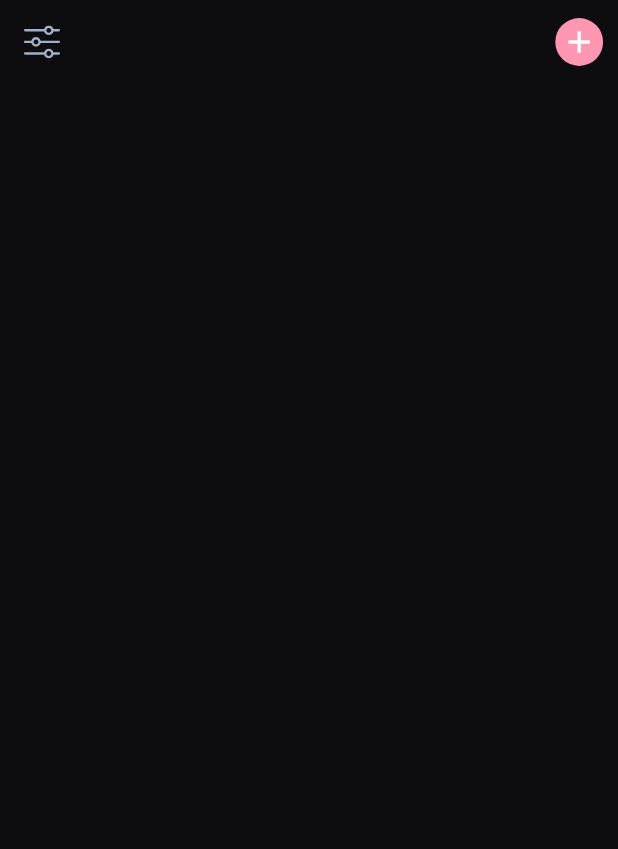
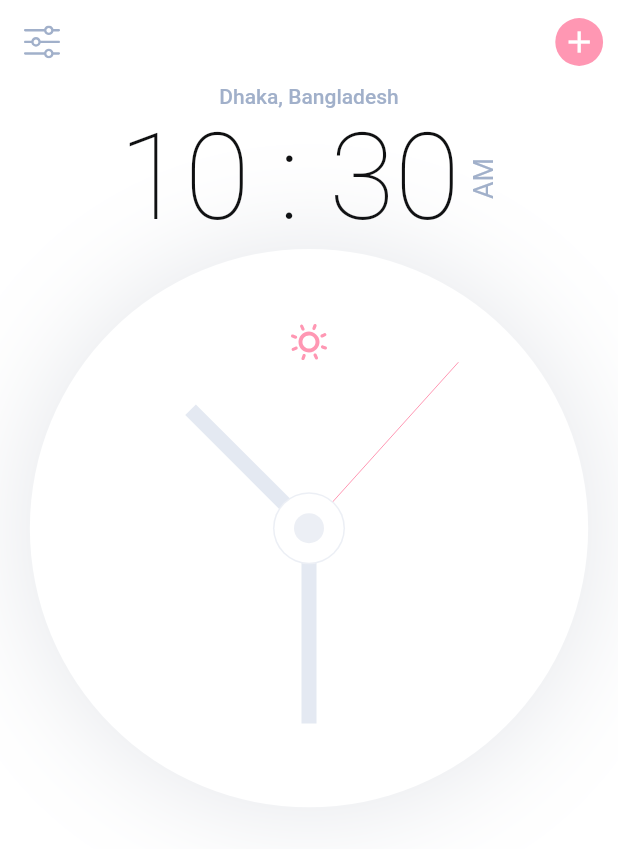
Before and after one commit to mahfuj-ahmed-jim/Analog-Clock---Flutter, a Flutter app: the screen it shows after launch, on a phone screen of 412 x 824 dp. Shown: the top 849 px of the screen. Run offline on Flutter 3.47's test engine with Material 2 defaults, Android fonts, the phone set to English and light mode, and no system bars; our stand-ins replace flutter_svg, google_fonts.

Commit message:
Analog Clock & Dark Mode

```diff
--- /dev/null
+++ b/lib/component/body.dart
@@ -0,0 +1,23 @@
+import 'package:flutter/material.dart';
+import 'component.dart';
+
+class Body extends StatelessWidget {
+  const Body({Key? key}) : super(key: key);
+
+  @override
+  Widget build(BuildContext context) {
+    return SizedBox(
+      width: double.infinity,
+      child: Column(
+        children: [
+          Text(
+            'Dhaka, Bangladesh',
+            style: Theme.of(context).textTheme.bodyText1,
+          ),
+          const Time(),
+          Clock(),
+        ],
+      ),
+    );
+  }
+}
--- /dev/null
+++ b/lib/component/clock.dart
@@ -0,0 +1,81 @@
+import 'dart:async';
+import 'dart:math';
+
+import 'package:analog_clock/component/component.dart';
+import 'package:analog_clock/constants/constants.dart';
+import 'package:analog_clock/models/models.dart';
+import 'package:analog_clock/size_config.dart';
+import 'package:flutter/material.dart';
+import 'package:flutter_svg/svg.dart';
+import 'package:provider/provider.dart';
+
+class Clock extends StatefulWidget {
+  const Clock({Key? key}) : super(key: key);
+
+  @override
+  _ClockState createState() => _ClockState();
+}
+
+class _ClockState extends State<Clock> {
+  DateTime dateTime = DateTime.now();
+
+  @override
+  void initState() {
+    super.initState();
+    // constantly update time
+    Timer.periodic(const Duration(seconds: 1), (timer) {
+      setState(() {
+        dateTime = DateTime.now();
+      });
+    });
+  }
+
+  @override
+  Widget build(BuildContext context) {
+    return Stack(children: [
+      Padding(
+        padding:
+            EdgeInsets.symmetric(horizontal: getProportionateScreenWidth(20)),
+        child: AspectRatio(
+          aspectRatio: 1,
+          child: Container(
+            decoration: BoxDecoration(
+              color: Theme.of(context).colorScheme.surface,
+              shape: BoxShape.circle,
+              boxShadow: [
+                BoxShadow(
+                  offset: const Offset(0, 0),
+                  color: kShadowColor.withOpacity(0.14),
+                  blurRadius: 64,
+                )
+              ],
+            ),
+            child: Transform.rotate(
+              angle: -pi / 2,
+              child: CustomPaint(
+                painter: ClockPainter(context, dateTime),
+              ),
+            ),
+          ),
+        ),
+      ),
+      Positioned(
+          top: 50,
+          right: 0,
+          left: 0,
+          child: Consumer<MyThemeModel>(
+            builder: (context, theme, child) => GestureDetector(
+              onTap: () => theme.changeTheme(),
+              child: SvgPicture.asset(
+                theme.isLightTheme
+                    ? 'assets/icons/Sun.svg'
+                    : 'assets/icons/Moon.svg',
+                height: 24,
+                width: 24,
+                color: Theme.of(context).primaryColor,
+              ),
+            ),
+          ))
+    ]);
+  }
+}
--- /dev/null
+++ b/lib/component/component.dart
@@ -0,0 +1,4 @@
+export 'body.dart';
+export 'time.dart';
+export 'clock_painter.dart';
+export 'clock.dart';
--- /dev/null
+++ b/lib/component/time.dart
@@ -0,0 +1,60 @@
+import 'dart:async';
+import 'package:analog_clock/size_config.dart';
+import 'package:flutter/material.dart';
+
+class Time extends StatefulWidget {
+  const Time({Key? key}) : super(key: key);
+
+  @override
+  _TimeState createState() => _TimeState();
+}
+
+class _TimeState extends State<Time> {
+  TimeOfDay time = TimeOfDay.now();
+  @override
+  void initState() {
+    super.initState();
+    // constantly update time
+    Timer.periodic(const Duration(seconds: 1), (timer) {
+      if (time.minute != TimeOfDay.now().minute) {
+        setState(() {
+          time = TimeOfDay.now();
+        });
+      }
+    });
+  }
+
+  @override
+  Widget build(BuildContext context) {
+    String period = time.period == DayPeriod.am ? 'AM' : 'PM';
+    String hour = time.hour <= 12
+        ? time.hour >= 10
+            ? '${time.hour}'
+            : '0${time.hour}'
+        : time.hour % 12 >= 10
+            ? '${time.hour % 12}'
+            : '0${time.hour % 12}';
+    String minute = time.minute >= 10 ? '${time.minute}' : '0${time.minute}';
+    return Row(
+      mainAxisAlignment: MainAxisAlignment.center,
+      children: [
+        Text(
+          '$hour : $minute',
+          style: Theme.of(context).textTheme.headline1,
+        ),
+        const SizedBox(
+          width: 5,
+        ),
+        RotatedBox(
+          quarterTurns: 3,
+          child: Text(
+            period,
+            style: TextStyle(
+              fontSize: getProportionateScreenWidth(18),
+            ),
+          ),
+        )
+      ],
+    );
+  }
+}
--- a/lib/main.dart
+++ b/lib/main.dart
@@ -1,4 +1,6 @@
+import 'package:analog_clock/models/models.dart';
 import 'package:analog_clock/theme.dart';
+import 'package:provider/provider.dart';
 import 'screens/screens.dart';
 import 'package:flutter/material.dart';
 
@@ -11,13 +13,17 @@ class MyApp extends StatelessWidget {
 
   @override
   Widget build(BuildContext context) {
-    return MaterialApp(
-      debugShowCheckedModeBanner: false,
-      title: 'Analog Clock',
-      theme: themeData(context),
-      darkTheme: darkThemeData(context),
-      themeMode: ThemeMode.dark,
-      home: const HomeScreen(),
-    );
+    return ChangeNotifierProvider(
+        create: (context) => MyThemeModel(),
+        child: Consumer<MyThemeModel>(
+          builder: (context, theme, child) => MaterialApp(
+            debugShowCheckedModeBanner: false,
+            title: 'Analog Clock',
+            theme: themeData(context),
+            darkTheme: darkThemeData(context),
+            themeMode: theme.isLightTheme ? ThemeMode.light : ThemeMode.dark,
+            home: const HomeScreen(),
+          ),
+        ));
   }
 }
--- /dev/null
+++ b/lib/models/models.dart
@@ -0,0 +1 @@
+export 'my_theme_provider.dart';
--- /dev/null
+++ b/lib/models/my_theme_provider.dart
@@ -0,0 +1,11 @@
+import 'package:flutter/foundation.dart';
+
+class MyThemeModel extends ChangeNotifier {
+  bool _isLightTheme = true;
+  void changeTheme() {
+    _isLightTheme = !_isLightTheme;
+    notifyListeners();
+  }
+
+  bool get isLightTheme => _isLightTheme;
+}
--- a/lib/screens/home_screen.dart
+++ b/lib/screens/home_screen.dart
@@ -1,3 +1,4 @@
+import 'package:analog_clock/component/body.dart';
 import 'package:flutter/material.dart';
 import 'package:flutter_svg/svg.dart';
 import 'package:analog_clock/size_config.dart';
@@ -20,6 +21,7 @@ class HomeScreen extends StatelessWidget {
           BuildAddButton(),
         ],
       ),
+      body: const Body(),
     );
   }
 }
--- a/pubspec.yaml
+++ b/pubspec.yaml
@@ -36,6 +36,7 @@ dependencies:
   cupertino_icons: ^1.0.2
   google_fonts: ^2.2.0
   flutter_svg: ^1.0.3
+  provider: ^6.0.2
 
 dev_dependencies:
   flutter_test:
```
Also changed, not shown: lib/component/clock_painter.dart (added, +79 -0 lines), pubspec.lock.
